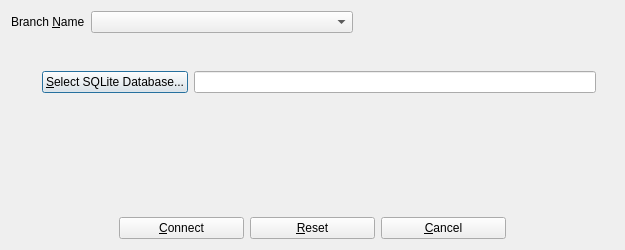
Above: UI/biblioteq_branch_s.ui from textbrowser/biblioteq before the change. Below: the same form after it.
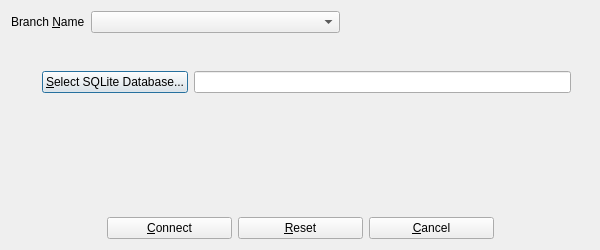
That is the form after the change. Icons and pictures are not drawn.

Diff of the .ui file:
```diff
--- a/UI/biblioteq_branch_s.ui
+++ b/UI/biblioteq_branch_s.ui
@@ -6,7 +6,7 @@
    <rect>
     <x>0</x>
     <y>0</y>
-    <width>625</width>
+    <width>600</width>
     <height>250</height>
    </rect>
   </property>
```
